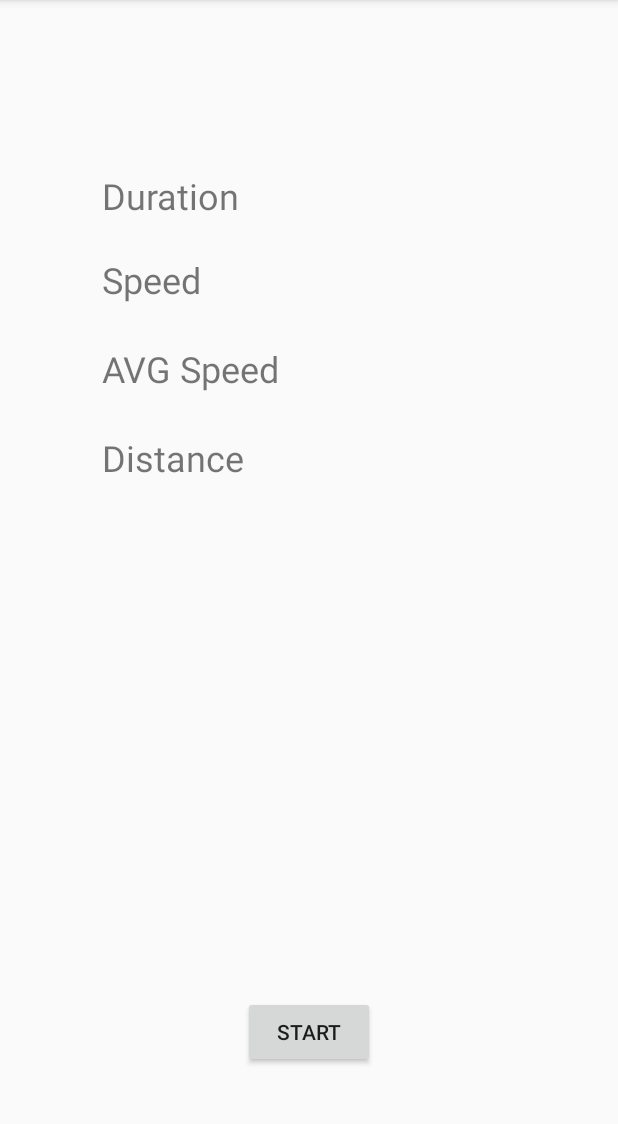
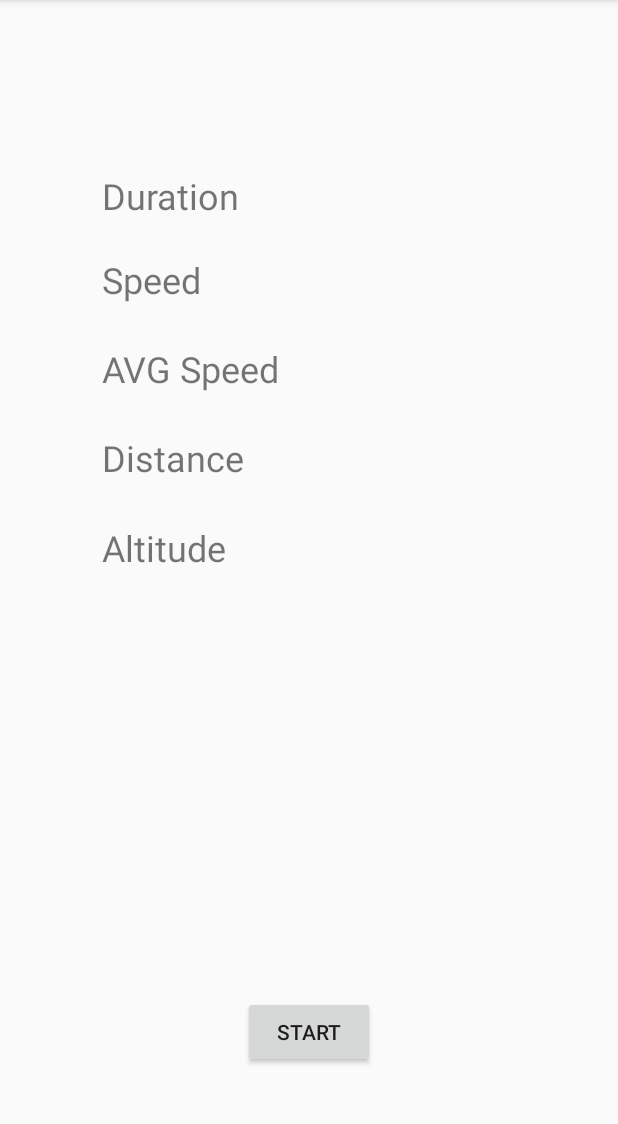
Before and after one commit to Matthieu42/OpenTrack, an Android app: the screen it shows after launch (MainActivity), on a phone screen of 412 x 824 dp, the part 84-1208 px from its top. Run offline under Robolectric (Android 15) with nearby library versions, the phone set to English and light mode, and no system bars; libraries missing offline, so code that uses them is left out: pub.devrel.easypermissions.

Commit message:
Fix location updates

```diff
--- a/app/src/main/java/org/mines_ales/opentrack/LocationTrackingService.kt
+++ b/app/src/main/java/org/mines_ales/opentrack/LocationTrackingService.kt
@@ -53,7 +53,7 @@ class LocationTrackingService(private val mActivity: Activity, private val mList
         //mLocationRequest!!.smallestDisplacement = DISPLACEMENT.toFloat()
     }
 
-    //In the start method, we chacking permissions. It'will invoke a permision required pop if required permission not given
+    //In the start method, we checking permissions. It'will invoke a permision required pop if required permission not given
     fun onStart() {
         if (!checkRequiredLocationPermission()) {
             getLastLocation()
@@ -148,9 +148,9 @@ class LocationTrackingService(private val mActivity: Activity, private val mList
     }
 
     companion object {
-        private const val UPDATE_INTERVAL = 1000 // 10 min
-        private const val FASTEST_INTERVAL = 1000 // 5 min
-        private const val DISPLACEMENT = 10 // 1 km
+        private const val UPDATE_INTERVAL = 1000
+        private const val FASTEST_INTERVAL = 1000
+        private const val DISPLACEMENT = 10
         const  val RUN_TIME_PERMISSION_CODE = 999
     }
 }
--- a/app/src/main/java/org/mines_ales/opentrack/MainActivity.kt
+++ b/app/src/main/java/org/mines_ales/opentrack/MainActivity.kt
@@ -49,10 +49,12 @@ class MainActivity : AppCompatActivity(), View.OnClickListener, LocationTracking
         (v as Button).text = getString(R.string.stop)
         this.trip.startTrip()
         this.startTimerUpdater()
+        this.locationTrackingService.onStart()
     }
     fun stopTrip(v: View){
         (v as Button).text = getString(R.string.start)
         this.trip.stopTrip()
+        this.locationTrackingService.onPause()
         OpenTrackData.tripHistory.addTrip(this.trip)
         this.trip = Trip("new trip")
     }
@@ -77,12 +79,15 @@ class MainActivity : AppCompatActivity(), View.OnClickListener, LocationTracking
         mStatusChecker.run()
     }
     override fun onLocationFound(location: Location?) {
-        locationTrackingService.stopLocationUpdates()
+        findViewById<TextView>(R.id.altitudeTextView).text = "OK"
         mPosition = location
-        findViewById<TextView>(R.id.speedTextView).text = location!!.speed.toString()
+        findViewById<TextView>(R.id.altitudeTextView).text = mPosition!!.altitude.toInt().toString()
+
+        findViewById<TextView>(R.id.speedTextView).text = mPosition!!.speed.toString()
     }
 
     override fun locationError(msg: String) {
+        findViewById<TextView>(R.id.altitudeTextView).text = "ERROR"
     }
 
     override fun checkRequiredLocationPermission(): Boolean {
--- a/app/src/main/res/layout/activity_main.xml
+++ b/app/src/main/res/layout/activity_main.xml
@@ -7,6 +7,24 @@
                                              tools:context=".MainActivity"
                                              tools:layout_editor_absoluteY="81dp">
 
+    <TextView
+            android:id="@+id/altitudeLabel"
+            android:layout_width="0dp"
+            android:layout_height="wrap_content"
+            android:layout_marginTop="84dp"
+            android:text="@string/altitude"
+            android:textSize="24sp"
+            app:layout_constraintStart_toStartOf="@+id/avgSpeedLabel"
+            app:layout_constraintTop_toBottomOf="@+id/avgSpeedLabel"/>
+    <TextView
+            android:id="@+id/altitudeTextView"
+            android:layout_width="wrap_content"
+            android:layout_height="wrap_content"
+            android:textSize="24sp"
+            app:layout_constraintStart_toEndOf="@+id/altitudeLabel"
+            android:layout_marginStart="8dp" app:layout_constraintEnd_toEndOf="parent" android:layout_marginEnd="8dp"
+            app:layout_constraintHorizontal_bias="0.755" android:layout_marginTop="28dp"
+            app:layout_constraintTop_toBottomOf="@+id/distanceTextView"/>
     <Button
             android:id="@+id/startButton"
             android:layout_width="wrap_content"
@@ -16,7 +34,7 @@
             android:text="@string/start"
             app:layout_constraintBottom_toBottomOf="parent"
             app:layout_constraintEnd_toEndOf="parent"
-            app:layout_constraintStart_toStartOf="parent" />
+            app:layout_constraintStart_toStartOf="parent"/>
 
     <TextView
             android:id="@+id/durationLabel"
@@ -27,7 +45,7 @@
             android:text="@string/duration"
             android:textSize="24sp"
             app:layout_constraintStart_toStartOf="parent"
-        app:layout_constraintTop_toTopOf="parent" />
+            app:layout_constraintTop_toTopOf="parent"/>
 
     <TextView
             android:id="@+id/durationTextView"
@@ -36,7 +54,7 @@
             android:layout_marginEnd="68dp"
             android:textSize="24sp"
             app:layout_constraintBaseline_toBaselineOf="@+id/durationLabel"
-        app:layout_constraintEnd_toEndOf="parent" />
+            app:layout_constraintEnd_toEndOf="parent"/>
 
     <TextView
             android:id="@+id/speedLabel"
@@ -46,7 +64,7 @@
             android:text="@string/speed"
             android:textSize="24sp"
             app:layout_constraintStart_toStartOf="@+id/durationLabel"
-        app:layout_constraintTop_toBottomOf="@+id/durationLabel" />
+            app:layout_constraintTop_toBottomOf="@+id/durationLabel"/>
 
     <TextView
             android:id="@+id/speedTextView"
@@ -55,7 +73,7 @@
             android:layout_marginEnd="68dp"
             android:textSize="24sp"
             app:layout_constraintBaseline_toBaselineOf="@+id/speedLabel"
-        app:layout_constraintEnd_toEndOf="parent" />
+            app:layout_constraintEnd_toEndOf="parent"/>
 
     <TextView
             android:id="@+id/avgSpeedLabel"
@@ -65,7 +83,7 @@
             android:text="@string/avg_speed"
             android:textSize="24sp"
             app:layout_constraintStart_toStartOf="@+id/speedLabel"
-        app:layout_constraintTop_toBottomOf="@+id/speedLabel" />
+            app:layout_constraintTop_toBottomOf="@+id/speedLabel"/>
 
     <TextView
             android:id="@+id/avgSpeedTextView"
@@ -74,7 +92,7 @@
             android:layout_marginEnd="68dp"
             android:textSize="24sp"
             app:layout_constraintBaseline_toBaselineOf="@+id/avgSpeedLabel"
-        app:layout_constraintEnd_toEndOf="parent" />
+            app:layout_constraintEnd_toEndOf="parent"/>
 
     <TextView
             android:id="@+id/distanceLabel"
@@ -84,7 +102,7 @@
             android:text="@string/distance"
             android:textSize="24sp"
             app:layout_constraintStart_toStartOf="@+id/avgSpeedLabel"
-        app:layout_constraintTop_toBottomOf="@+id/avgSpeedLabel" />
+            app:layout_constraintTop_toBottomOf="@+id/avgSpeedLabel"/>
 
     <TextView
             android:id="@+id/distanceTextView"
@@ -93,6 +111,6 @@
             android:layout_marginEnd="68dp"
             android:textSize="24sp"
             app:layout_constraintBaseline_toBaselineOf="@+id/distanceLabel"
-        app:layout_constraintEnd_toEndOf="parent" />
+            app:layout_constraintEnd_toEndOf="parent"/>
 
 </android.support.constraint.ConstraintLayout>
--- a/app/src/main/res/values/strings.xml
+++ b/app/src/main/res/values/strings.xml
@@ -8,4 +8,5 @@
     <string name="avg_speed">AVG Speed</string>
     <string name="distance">Distance</string>
     <string name="unpause">Unpause</string>
+    <string name="altitude">Altitude</string>
 </resources>
```
Lines whose indentation alone changed are shown as unchanged.
